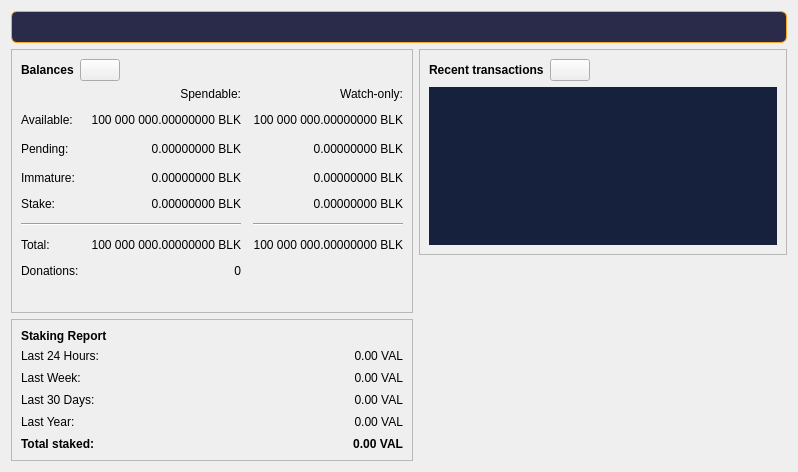
Above: src/qt/forms/overviewpage.ui from JJ12880/Validity26 before the change. Below: the same form after it.
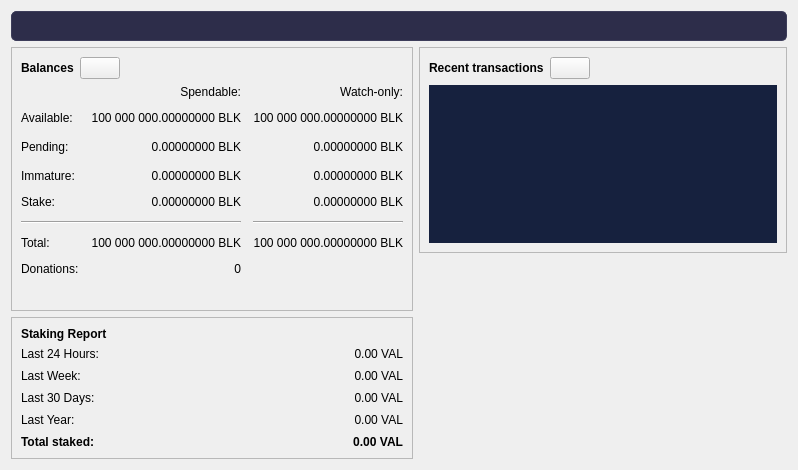
That is the form after the change. Icons and pictures are not drawn. Custom widgets are drawn as their Qt base class.

```diff
--- a/src/qt/forms/overviewpage.ui
+++ b/src/qt/forms/overviewpage.ui
@@ -20,7 +20,7 @@
       <bool>false</bool>
      </property>
      <property name="styleSheet">
-      <string notr="true">QLabel { background-color: #2a2a4a; color: #FFA726; border: 1px solid #FFA726; border-radius: 6px; padding: 8px; }</string>
+      <string notr="true">QLabel { background-color: #2d2d4a; color: #e8a84e; border: 1px solid #3d3d5a; border-radius: 5px; padding: 7px; }</string>
      </property>
      <property name="wordWrap">
       <bool>true</bool>
```
